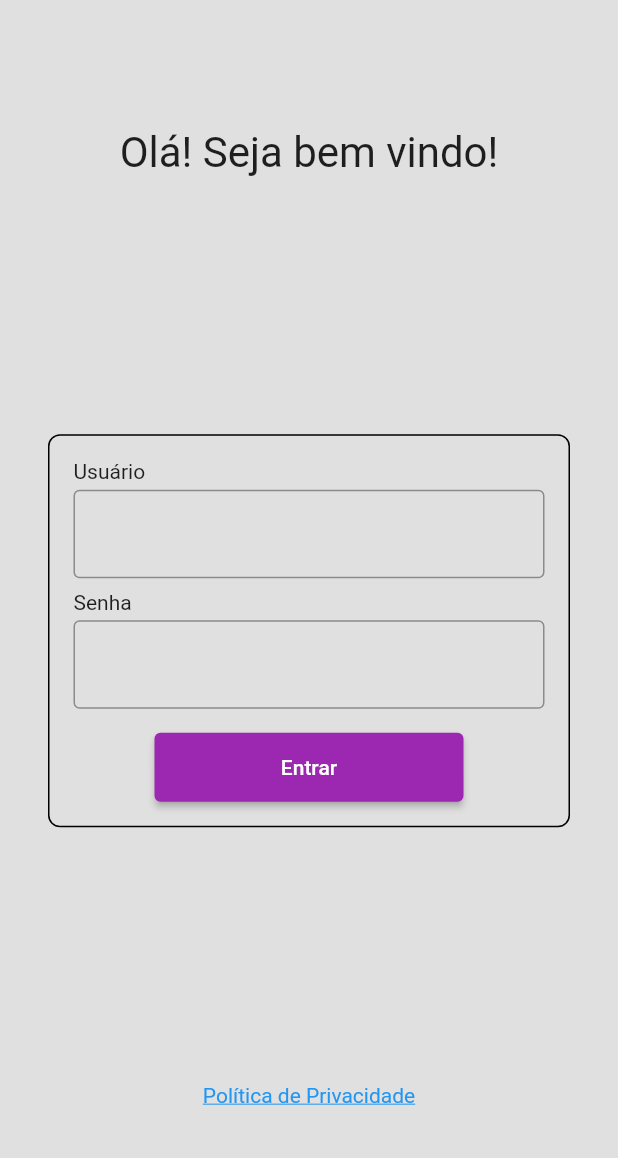
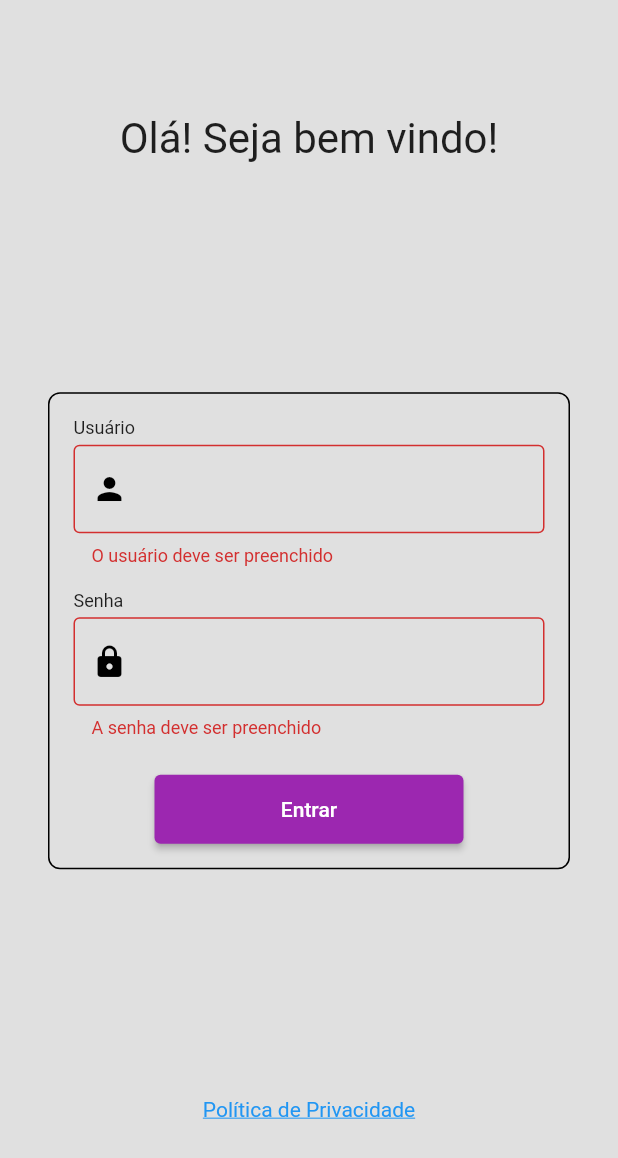
Before and after one commit to guilhermeqmaia/form_app_mobx, a Flutter app: the screen it shows after launch, after a tap on "Entrar", on a phone screen of 412 x 824 dp. Shown: the top 1158 px of the screen. Run offline on Flutter 3.47's test engine with Material 2 defaults, Android fonts, the phone set to English and light mode, and no system bars; our stand-ins replace flutter_mobx, flutter_modular, mobx, shared_preferences; generated files the repository leaves out were written again.

Commit message:
feat: login page finished

```diff
--- a/lib/app_module.dart
+++ b/lib/app_module.dart
@@ -14,7 +14,7 @@ class AppModule extends Module {
     Bind.factory<MockApi>((i) => MockApi()),
 
     //Usecases
-    Bind.factory<LoginUseCase>((i) => LoginUseCase(i(), i())),
+    Bind.factory<LoginUseCase>((i) => LoginUseCase(i())),
 
     //Stores
     Bind.singleton<LoginStore>((i) => LoginStore(i())),
--- a/lib/features/login/login_page.dart
+++ b/lib/features/login/login_page.dart
@@ -1,10 +1,11 @@
 import 'package:flutter/material.dart';
+import 'package:flutter_mobx/flutter_mobx.dart';
 import 'package:flutter_modular/flutter_modular.dart';
 import 'package:target_test/features/login/login_store.dart';
+import 'package:target_test/features/login/usecase/login_use_case.dart';
+import 'package:target_test/features/login/widget/login_form.dart';
 import 'package:target_test/features/login/widget/privacy_policy_text.dart';
 import 'package:target_test/shared/extensions/build_context_extensions.dart';
-import 'package:target_test/shared/widgets/button.dart';
-import 'package:target_test/shared/widgets/input.dart';
 
 class LoginPage extends StatefulWidget {
   const LoginPage({super.key});
@@ -18,37 +19,48 @@ class _LoginPageState extends State<LoginPage> {
   @override
   Widget build(BuildContext context) {
     return Scaffold(
-      body: Column(
+      body: Stack(
+        children: [
+          Column(
             mainAxisAlignment: MainAxisAlignment.spaceAround,
             children: [
               const Text(
                 "Olá! Seja bem vindo!",
                 style: TextStyle(fontSize: 28),
               ),
-          Center(
-            child: Container(
-              width: context.screenWidth,
-              margin: const EdgeInsets.symmetric(horizontal: 32),
-              padding: const EdgeInsets.all(16),
-              decoration: BoxDecoration(
-                  border: Border.all(width: 1),
-                  borderRadius: BorderRadius.circular(8)),
-              child: Column(
-                children: [
-                  const Input(label: "Usuário"),
-                  const SizedBox(height: 8),
-                  const Input(label: "Senha"),
-                  const SizedBox(height: 16),
-                  Button(
-                    width: context.screenWidth / 2,
-                    onPressed: () {},
-                    text: "Entrar",
+              LoginForm(
+                onLogin: (user, password) async {
+                  store.login(user, password).then((result) {
+                    if (result == LoginResult.unexpectedError) {
+                      context.showSnackBar(
+                        "Ops! Um erro inesperado aconteceu",
+                        true,
+                      );
+                    } else if (result == LoginResult.invalidCredentials) {
+                      context.showSnackBar(
+                        "Credenciais inválidas, verifique se você digitou corretamente",
+                        true,
+                      );
+                    }
+                  });
+                },
               ),
+              const PrivacyPolicyText(),
             ],
           ),
+          Observer(
+            builder: (_) {
+              if (store.isLoading) {
+                return Container(
+                  color: Colors.black.withOpacity(0.5),
+                  child: const Center(
+                    child: CircularProgressIndicator(),
                   ),
-          ),
-          const PrivacyPolicyText(),
+                );
+              }
+              return const SizedBox.shrink();
+            },
+          )
         ],
       ),
     );
--- /dev/null
+++ b/lib/features/login/validator/password_validator.dart
@@ -0,0 +1,18 @@
+class PasswordValidator {
+  static String? validate(String? value) {
+    if (value == null || value.isEmpty) {
+      return "A senha deve ser preenchido";
+    }
+    if (value.length < 2) {
+      return "A senha não pode ter menos que dois caracteres";
+    }
+    if (!RegExp(r'^[a-zA-Z0-9]+$').hasMatch(value)) {
+      return "A senha não pode ter caracteres especiais";
+    }
+    if (value.length > 20) {
+      return "A senha não pode ter mais de 20 caracteres";
+    }
+
+    return null;
+  }
+}
--- /dev/null
+++ b/lib/features/login/validator/user_validator.dart
@@ -0,0 +1,11 @@
+class UserValidator {
+  static String? validate(String? value) {
+    if (value == null || value.isEmpty) {
+      return "O usuário deve ser preenchido";
+    }
+    if (value.length > 20) {
+      return "O usuário não pode ter mais de 20 caracteres";
+    }
+    return null;
+  }
+}
--- /dev/null
+++ b/lib/features/login/widget/login_form.dart
@@ -0,0 +1,82 @@
+import 'package:flutter/material.dart';
+import 'package:target_test/features/login/validator/password_validator.dart';
+import 'package:target_test/features/login/validator/user_validator.dart';
+import 'package:target_test/shared/extensions/build_context_extensions.dart';
+import 'package:target_test/shared/widgets/button.dart';
+import 'package:target_test/shared/widgets/input.dart';
+
+class LoginForm extends StatefulWidget {
+  final void Function(String user, String password) onLogin;
+  const LoginForm({
+    Key? key,
+    required this.onLogin,
+  }) : super(key: key);
+
+  @override
+  State<LoginForm> createState() => _LoginFormState();
+}
+
+class _LoginFormState extends State<LoginForm> {
+  final userController = TextEditingController();
+  final passwordController = TextEditingController();
+  final formKey = GlobalKey<FormState>();
+
+  @override
+  void dispose() {
+    userController.dispose();
+    passwordController.dispose();
+    super.dispose();
+  }
+
+  @override
+  Widget build(BuildContext context) {
+    return Form(
+      key: formKey,
+      child: Center(
+        child: Container(
+          width: context.screenWidth,
+          margin: const EdgeInsets.symmetric(horizontal: 32),
+          padding: const EdgeInsets.all(16),
+          decoration: BoxDecoration(
+              border: Border.all(width: 1),
+              borderRadius: BorderRadius.circular(8)),
+          child: Column(
+            children: [
+              Input(
+                controller: userController,
+                label: "Usuário",
+                leading: const Icon(Icons.person, color: Colors.black),
+                validator: (value) => UserValidator.validate(value),
+                autovalidateMode: AutovalidateMode.onUserInteraction,
+              ),
+              const SizedBox(height: 16),
+              Input(
+                controller: passwordController,
+                label: "Senha",
+                leading: const Icon(Icons.lock_rounded, color: Colors.black),
+                obscureText: true,
+                validator: (value) => PasswordValidator.validate(value),
+                autovalidateMode: AutovalidateMode.onUserInteraction,
+              ),
+              const SizedBox(height: 24),
+              Button(
+                width: context.screenWidth / 2,
+                onPressed: () {
+                  final isValid = formKey.currentState!.validate();
+
+                  if (isValid) {
+                    widget.onLogin(
+                      userController.text.trim(),
+                      passwordController.text.trim(),
+                    );
+                  }
+                },
+                text: "Entrar",
+              ),
+            ],
+          ),
+        ),
+      ),
+    );
+  }
+}
--- a/lib/shared/services/mock_api.dart
+++ b/lib/shared/services/mock_api.dart
@@ -2,8 +2,10 @@ import 'dart:math';
 
 class MockApi {
   Future<bool> validateLogin() async {
+    await Future.delayed(const Duration(seconds: 2));
+
     double randomValue = Random().nextDouble();
 
-    return randomValue > 0.5;
+    return randomValue > 0.3;
   }
 }
--- a/lib/shared/widgets/input.dart
+++ b/lib/shared/widgets/input.dart
@@ -5,12 +5,18 @@ class Input extends StatelessWidget {
   final TextEditingController? controller;
   final void Function(String)? onChanged;
   final String? Function(String?)? validator;
+  final Widget? leading;
+  final bool? obscureText;
+  final AutovalidateMode? autovalidateMode;
   const Input({
     Key? key,
     required this.label,
     this.controller,
     this.onChanged,
     this.validator,
+    this.leading,
+    this.obscureText,
+    this.autovalidateMode,
   }) : super(key: key);
 
   @override
@@ -18,14 +24,20 @@ class Input extends StatelessWidget {
     return Column(
       crossAxisAlignment: CrossAxisAlignment.start,
       children: [
-        Text(label),
+        Text(
+          label,
+          style: const TextStyle(fontSize: 12),
+        ),
         const SizedBox(height: 4),
         TextFormField(
           controller: controller,
+          obscureText: obscureText ?? false,
+          autovalidateMode: autovalidateMode,
           onChanged: onChanged,
           validator: validator,
-          decoration: const InputDecoration(
-            border: OutlineInputBorder(),
+          decoration: InputDecoration(
+            border: const OutlineInputBorder(),
+            prefixIcon: leading,
           ),
         ),
       ],
```
Also changed, not shown: lib/features/login/login_store.dart (+8 -2 lines), lib/features/login/usecase/login_use_case.dart (+2 -12 lines), lib/shared/extensions/build_context_extensions.dart (+10 -0 lines), lib/features/login/login_store.g.dart. Lines whose indentation alone changed are shown as unchanged.
